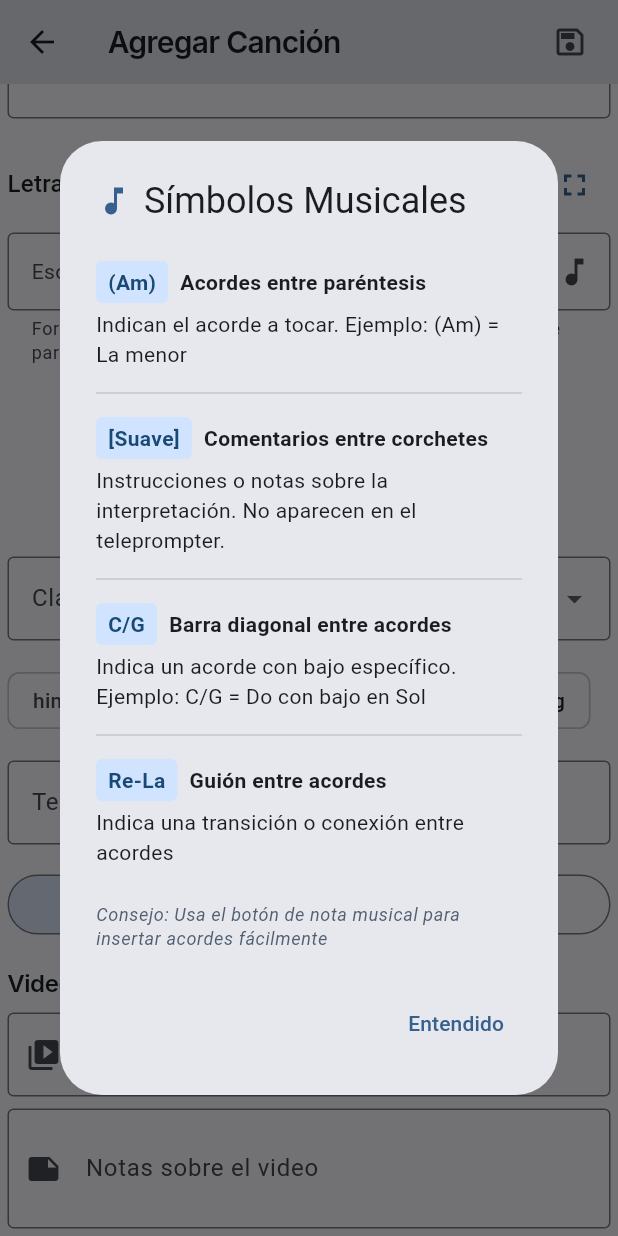
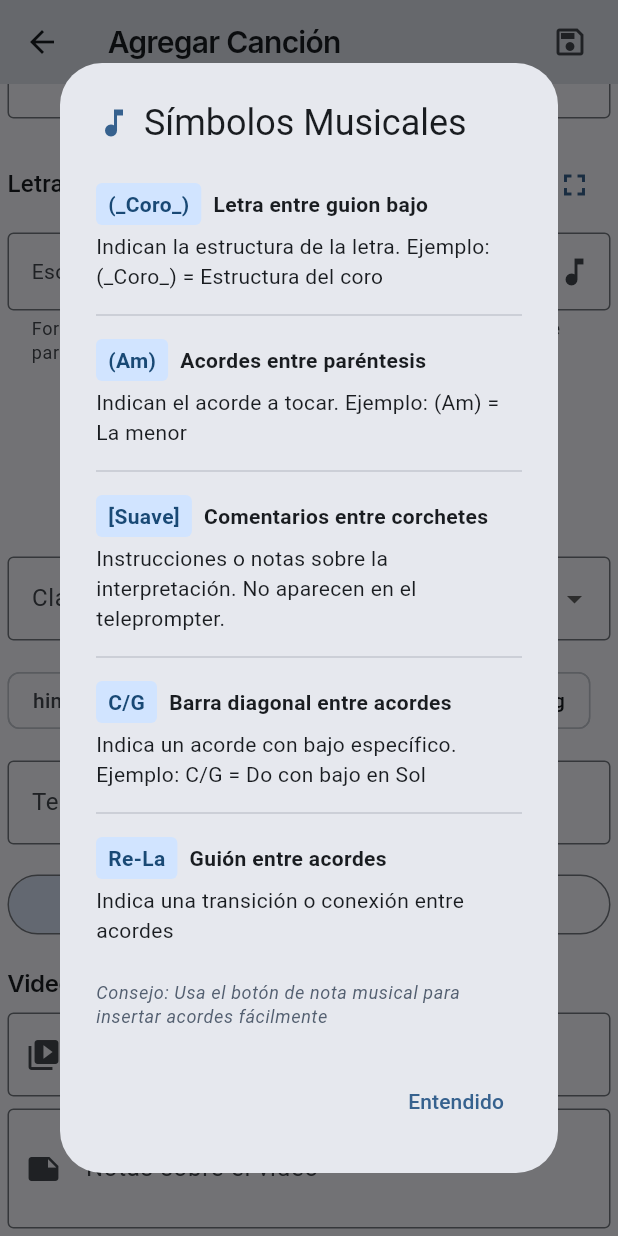
Before and after one commit to githcross/chordly, a Flutter app: the AddSongScreen screen opened directly with empty values, scrolled down 110 dp, after a tap on the "info outline" icon, on a phone screen of 412 x 824 dp. Run offline on Flutter 3.47's test engine with Material 3 defaults, Android fonts, the light colour scheme and no system bars; our stand-ins replace audioplayers, cloud_firestore, file_picker, firebase_auth, firebase_core, firebase_storage and 10 more; missing offline and left inert: firebase_app_check, syncfusion_flutter_pdf; accounts and stored records are empty; generated files the repository leaves out were written again.

Commit message:
Mejoras descriptivas
Se describe nueva informacion de simbolos

```diff
--- a/lib/features/songs/presentation/widgets/lyrics_input_field.dart
+++ b/lib/features/songs/presentation/widgets/lyrics_input_field.dart
@@ -282,6 +282,13 @@ class _LyricsInputFieldState extends State<LyricsInputField> {
               children: [
                 _buildSymbolExplanation(
                   context,
+                  '(_Coro_)',
+                  'Letra entre guion bajo',
+                  'Indican la estructura de la letra. Ejemplo: (_Coro_) = Estructura del coro',
+                ),
+                const Divider(),
+                _buildSymbolExplanation(
+                  context,
                   '(Am)',
                   'Acordes entre paréntesis',
                   'Indican el acorde a tocar. Ejemplo: (Am) = La menor',
```
Also changed, not shown: 1 other file.
